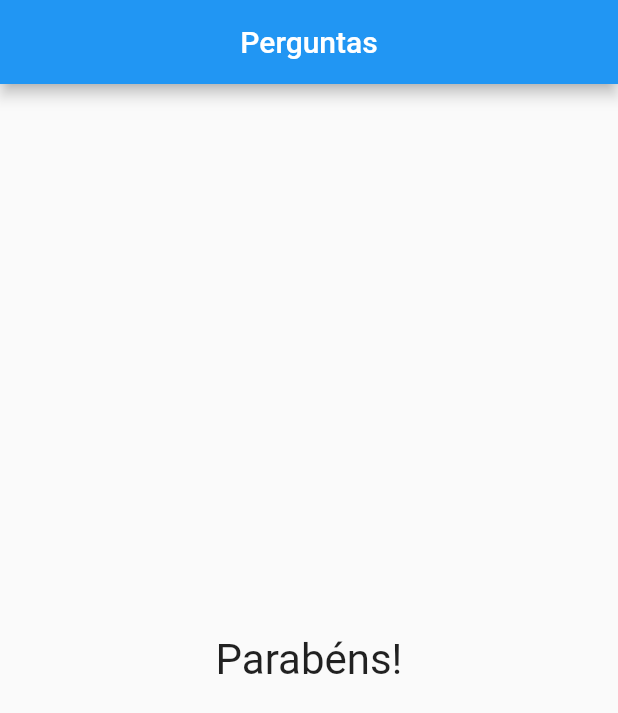
After one commit to teilorbarcelos/flutter-quiz, a Flutter app: the screen it shows after launch, after a tap on "Pluto", after a tap on "Luke", after a tap on "Preto", on a phone screen of 412 x 824 dp. The commit adds this screen. Shown: the top 713 px of the screen. Run offline on Flutter 3.47's test engine with Material 2 defaults, Android fonts, the phone set to English and light mode, and no system bars.

Commit message:
result component createdd

```diff
--- a/lib/main.dart
+++ b/lib/main.dart
@@ -1,6 +1,7 @@
 import 'package:flutter/material.dart';
 import 'package:flutter_quiz/answer_option.dart';
 import 'package:flutter_quiz/question.dart';
+import 'package:flutter_quiz/result.dart';
 
 void main(List<String> args) => runApp(const QuestionApp());
 
@@ -67,12 +68,8 @@ class _QuestionAppState extends State<QuestionApp> {
                   Question(_questions[_selectedQuestion]['text'].toString()),
                   ...answersList
                 ])
-              : const Center(
-                  child: Text(
-                    'Parabéns!',
-                    style: TextStyle(fontSize: 28),
-                  ),
-                )),
+              : const Result(),
+      )
     );
   }
 }
--- /dev/null
+++ b/lib/result.dart
@@ -0,0 +1,15 @@
+import 'package:flutter/material.dart';
+
+class Result extends StatelessWidget {
+  const Result({super.key});
+
+  @override
+  Widget build(BuildContext context) {
+    return const Center(
+      child: Text(
+        'Parabéns!',
+        style: TextStyle(fontSize: 28),
+      ),
+    );
+  }
+}
```
